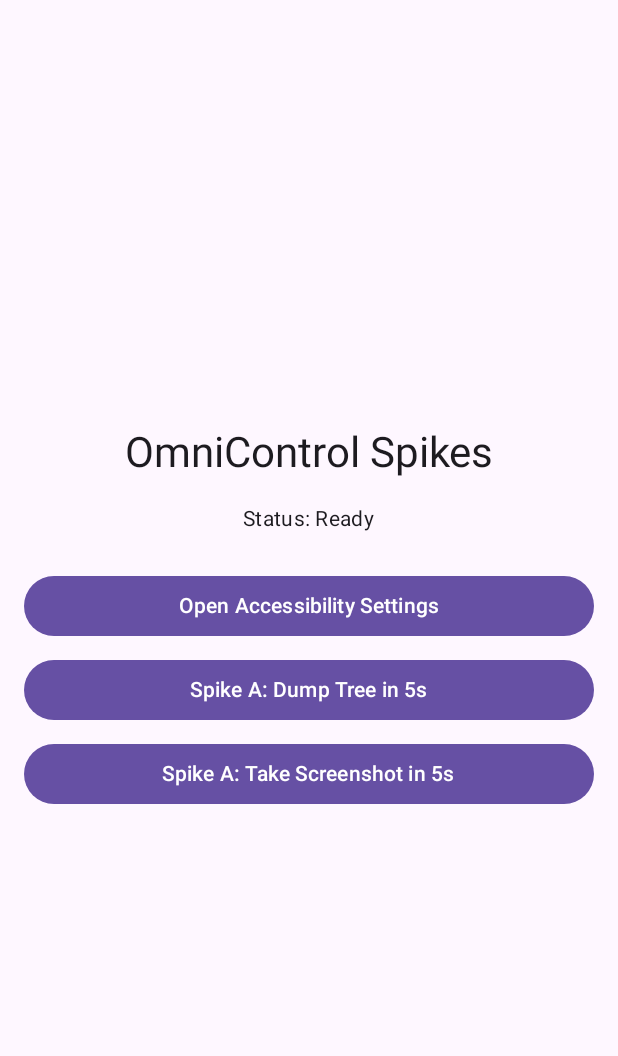
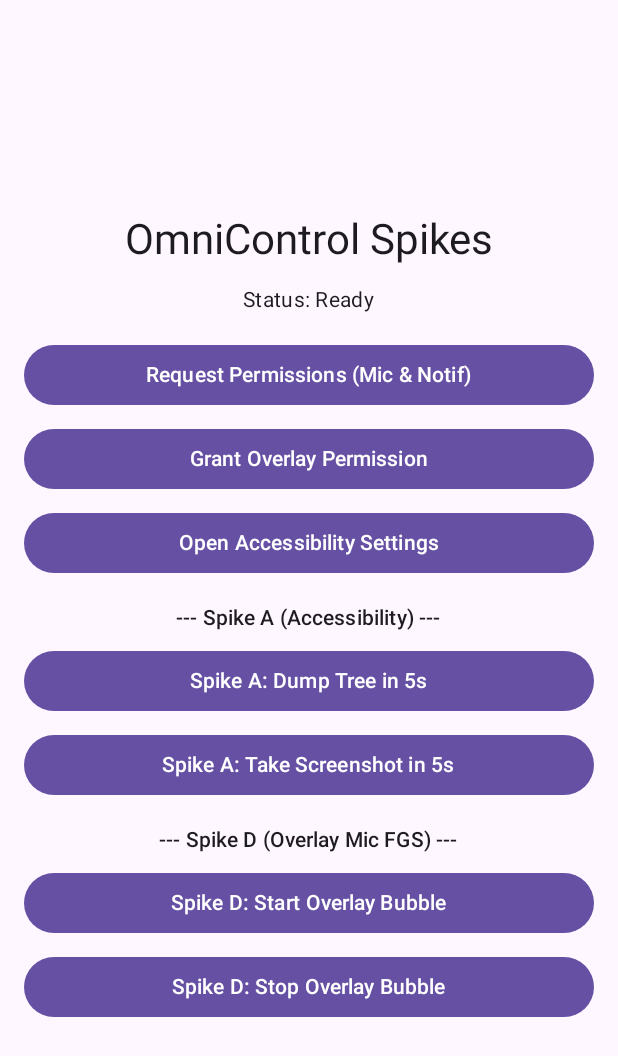
Before and after one commit to om-makode/OmniControl, an Android app built with Jetpack Compose: the screen it shows after launch (MainActivity), on a phone screen of 412 x 824 dp. Shown: the top 1056 px of the screen. Run offline under Robolectric (Android 15) with nearby library versions, the phone set to English and light mode, and no system bars.

Commit message:
phase0: implement spike D microphone foreground service from overlay tap

```diff
--- a/app/src/main/kotlin/com/omnicontrol/app/MainActivity.kt
+++ b/app/src/main/kotlin/com/omnicontrol/app/MainActivity.kt
@@ -1,12 +1,18 @@
 package com.omnicontrol.app
 
+import android.Manifest
 import android.content.Intent
+import android.content.pm.PackageManager
+import android.net.Uri
+import android.os.Build
 import android.os.Bundle
 import android.provider.Settings
 import android.widget.Toast
 import androidx.activity.ComponentActivity
+import androidx.activity.compose.rememberLauncherForActivityResult
 import androidx.activity.compose.setContent
 import androidx.activity.enableEdgeToEdge
+import androidx.activity.result.contract.ActivityResultContracts
 import androidx.compose.foundation.layout.Arrangement
 import androidx.compose.foundation.layout.Column
 import androidx.compose.foundation.layout.Spacer
@@ -14,6 +20,8 @@ import androidx.compose.foundation.layout.fillMaxSize
 import androidx.compose.foundation.layout.fillMaxWidth
 import androidx.compose.foundation.layout.height
 import androidx.compose.foundation.layout.padding
+import androidx.compose.foundation.rememberScrollState
+import androidx.compose.foundation.verticalScroll
 import androidx.compose.material3.Button
 import androidx.compose.material3.MaterialTheme
 import androidx.compose.material3.Scaffold
@@ -28,8 +36,9 @@ import androidx.compose.ui.Alignment
 import androidx.compose.ui.Modifier
 import androidx.compose.ui.platform.LocalContext
 import androidx.compose.ui.unit.dp
+import androidx.core.content.ContextCompat
+import com.omnicontrol.app.spike.SpikeOverlayService
 import com.omnicontrol.app.ui.theme.OmniControlTheme
-import com.omnicontrol.core.common.OmniLog
 import com.omnicontrol.feature.accessibility.OmniAccessibilityService
 import kotlinx.coroutines.delay
 import kotlinx.coroutines.launch
@@ -54,9 +63,17 @@ fun MainSpikeScreen(modifier: Modifier = Modifier) {
     val scope = rememberCoroutineScope()
     var statusText by remember { mutableStateOf("Ready") }
 
+    val permissionLauncher = rememberLauncherForActivityResult(
+        contract = ActivityResultContracts.RequestMultiplePermissions()
+    ) { permissions ->
+        val granted = permissions.entries.all { it.value }
+        statusText = if (granted) "All permissions granted" else "Some permissions denied"
+    }
+
     Column(
         modifier = modifier
             .fillMaxSize()
+            .verticalScroll(rememberScrollState())
             .padding(16.dp),
         horizontalAlignment = Alignment.CenterHorizontally,
         verticalArrangement = Arrangement.Center
@@ -65,13 +82,49 @@ fun MainSpikeScreen(modifier: Modifier = Modifier) {
             text = "OmniControl Spikes",
             style = MaterialTheme.typography.headlineMedium
         )
-        Spacer(modifier = Modifier.height(16.dp))
+        Spacer(modifier = Modifier.height(12.dp))
 
         Text(
             text = "Status: $statusText",
             style = MaterialTheme.typography.bodyMedium
         )
-        Spacer(modifier = Modifier.height(24.dp))
+        Spacer(modifier = Modifier.height(16.dp))
+
+        // Request Permissions
+        Button(
+            onClick = {
+                val perms = mutableListOf(Manifest.permission.RECORD_AUDIO)
+                if (Build.VERSION.SDK_INT >= Build.VERSION_CODES.TIRAMISU) {
+                    perms.add(Manifest.permission.POST_NOTIFICATIONS)
+                }
+                permissionLauncher.launch(perms.toTypedArray())
+            },
+            modifier = Modifier.fillMaxWidth()
+        ) {
+            Text("Request Permissions (Mic & Notif)")
+        }
+
+        Spacer(modifier = Modifier.height(8.dp))
+
+        // Open Overlay Permission
+        Button(
+            onClick = {
+                if (Build.VERSION.SDK_INT >= Build.VERSION_CODES.M && !Settings.canDrawOverlays(context)) {
+                    val intent = Intent(
+                        Settings.ACTION_MANAGE_OVERLAY_PERMISSION,
+                        Uri.parse("package:${context.packageName}")
+                    )
+                    context.startActivity(intent)
+                } else {
+                    Toast.makeText(context, "Overlay permission already granted", Toast.LENGTH_SHORT).show()
+                }
+            },
+            modifier = Modifier.fillMaxWidth()
+        ) {
+            Text("Grant Overlay Permission")
+        }
+
+        Spacer(modifier = Modifier.height(8.dp))
 
         // Open Accessibility Settings
         Button(
@@ -83,6 +136,8 @@ fun MainSpikeScreen(modifier: Modifier = Modifier) {
             Text("Open Accessibility Settings")
         }
 
+        Spacer(modifier = Modifier.height(16.dp))
+        Text("--- Spike A (Accessibility) ---", style = MaterialTheme.typography.labelLarge)
         Spacer(modifier = Modifier.height(8.dp))
 
         // Spike A: Dump tree after 5s
@@ -91,7 +146,7 @@ fun MainSpikeScreen(modifier: Modifier = Modifier) {
                 val service = OmniAccessibilityService.instance
                 if (service == null) {
                     Toast.makeText(context, "Accessibility service not connected!", Toast.LENGTH_SHORT).show()
-                    statusText = "Service not connected"
+                    statusText = "A11y Service not connected"
                     return@Button
                 }
                 statusText = "Switch to target app! Dumping in 5 seconds..."
@@ -114,7 +169,7 @@ fun MainSpikeScreen(modifier: Modifier = Modifier) {
                 val service = OmniAccessibilityService.instance
                 if (service == null) {
                     Toast.makeText(context, "Accessibility service not connected!", Toast.LENGTH_SHORT).show()
-                    statusText = "Service not connected"
+                    statusText = "A11y Service not connected"
                     return@Button
                 }
                 statusText = "Switch to target app! Capturing screenshot in 5 seconds..."
@@ -129,5 +184,45 @@ fun MainSpikeScreen(modifier: Modifier = Modifier) {
         ) {
             Text("Spike A: Take Screenshot in 5s")
         }
+
+        Spacer(modifier = Modifier.height(16.dp))
+        Text("--- Spike D (Overlay Mic FGS) ---", style = MaterialTheme.typography.labelLarge)
+        Spacer(modifier = Modifier.height(8.dp))
+
+        // Spike D: Start Overlay Service
+        Button(
+            onClick = {
+                if (Build.VERSION.SDK_INT >= Build.VERSION_CODES.M && !Settings.canDrawOverlays(context)) {
+                    Toast.makeText(context, "Grant overlay permission first!", Toast.LENGTH_SHORT).show()
+                    return@Button
+                }
+                val intent = Intent(context, SpikeOverlayService::class.java)
+                if (Build.VERSION.SDK_INT >= Build.VERSION_CODES.O) {
+                    context.startForegroundService(intent)
+                } else {
+                    context.startService(intent)
+                }
+                statusText = "Overlay Bubble Started. Tap the red circle!"
+            },
+            modifier = Modifier.fillMaxWidth()
+        ) {
+            Text("Spike D: Start Overlay Bubble")
+        }
+
+        Spacer(modifier = Modifier.height(8.dp))
+
+        // Spike D: Stop Overlay Service
+        Button(
+            onClick = {
+                val intent = Intent(context, SpikeOverlayService::class.java).apply {
+                    action = SpikeOverlayService.ACTION_STOP_SERVICE
+                }
+                context.startService(intent)
+                statusText = "Overlay Bubble Stopped"
+            },
+            modifier = Modifier.fillMaxWidth()
+        ) {
+            Text("Spike D: Stop Overlay Bubble")
+        }
     }
 }
--- a/app/src/main/kotlin/com/omnicontrol/app/OmniApplication.kt
+++ b/app/src/main/kotlin/com/omnicontrol/app/OmniApplication.kt
@@ -1,11 +1,35 @@
 package com.omnicontrol.app
 
 import android.app.Application
+import android.app.NotificationChannel
+import android.app.NotificationManager
+import android.content.Context
+import android.os.Build
 import com.omnicontrol.core.common.OmniLog
 
 class OmniApplication : Application() {
+
     override fun onCreate() {
         super.onCreate()
         OmniLog.i("App", "OmniApplication created")
+        createNotificationChannels()
+    }
+
+    private fun createNotificationChannels() {
+        if (Build.VERSION.SDK_INT >= Build.VERSION_CODES.O) {
+            val channel = NotificationChannel(
+                CHANNEL_ID_OVERLAY,
+                "OmniControl Assistant",
+                NotificationManager.IMPORTANCE_LOW
+            ).apply {
+                description = "OmniControl overlay and voice session notifications"
+            }
+            val manager = getSystemService(Context.NOTIFICATION_SERVICE) as NotificationManager
+            manager.createNotificationChannel(channel)
+        }
+    }
+
+    companion object {
+        const val CHANNEL_ID_OVERLAY = "omnicontrol_overlay_channel"
     }
 }
```
Also changed, not shown: app/src/main/AndroidManifest.xml (+16 -0 lines), app/src/main/kotlin/com/omnicontrol/app/spike/SpikeOverlayService.kt (added, +242 -0 lines), app/src/main/kotlin/com/omnicontrol/app/spike/TrampolineActivity.kt (added, +18 -0 lines).
